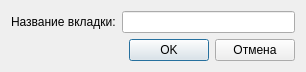
This is dlgtablabel.ui in eugene-malashkin/Tadra as Qt 5 draws it before an edit. The edited form follows.
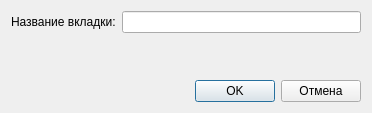
This is the edited form.

Commit message: Увеличен размер формы для диалога

```diff
--- a/dlgtablabel.ui
+++ b/dlgtablabel.ui
@@ -6,8 +6,8 @@
    <rect>
     <x>0</x>
     <y>0</y>
-    <width>306</width>
-    <height>71</height>
+    <width>372</width>
+    <height>113</height>
    </rect>
   </property>
   <property name="windowTitle">
@@ -31,6 +31,19 @@
      </item>
     </layout>
    </item>
+   <item>
+    <spacer name="verticalSpacer">
+     <property name="orientation">
+      <enum>Qt::Vertical</enum>
+     </property>
+     <property name="sizeHint" stdset="0">
+      <size>
+       <width>20</width>
+       <height>40</height>
+      </size>
+     </property>
+    </spacer>
+   </item>
    <item>
     <layout class="QHBoxLayout" name="horizontalLayout">
      <item>
```
